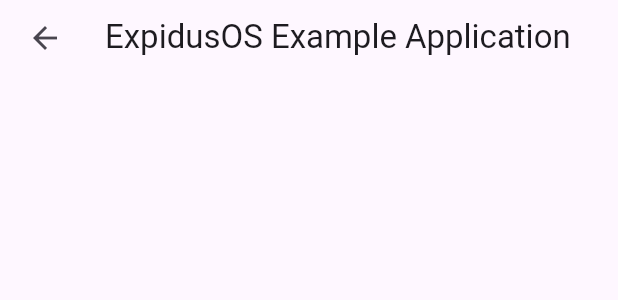
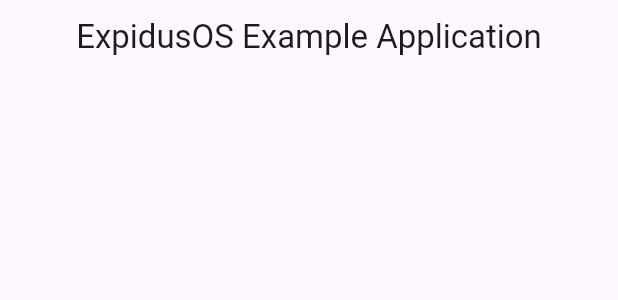
Before and after one commit to ExpidusOS/libexpidus, a Flutter app: the HeaderBar widget shown alone on an empty page, opened directly, on a phone screen of 412 x 824 dp. Shown: the top 300 px of the screen. Run offline on Flutter 3.47's test engine with Material 3 defaults, Android fonts, the phone set to English and light mode, and no system bars; our stand-ins replace google_fonts; missing offline and left inert: adwaita, bitsdojo_window, libadwaita, libadwaita_bitsdojo.

Commit message:
feat(headerbar): hide back button when not needed

```diff
--- a/lib/src/widgets/headerbar.dart
+++ b/lib/src/widgets/headerbar.dart
@@ -82,10 +82,16 @@
     final ScaffoldState? scaffold = Scaffold.maybeOf(context);
     final bool hasDrawer = scaffold?.hasDrawer ?? widget.hasDrawer;
 
+    final ModalRoute<dynamic>? parentRoute = ModalRoute.of(context);
+    final bool useCloseButton =
+        parentRoute is PageRoute<dynamic> && parentRoute.fullscreenDialog;
+
     final windowButtons = <String, Widget?>{
       'menu': hasDrawer
           ? DrawerButton(onPressed: widget.onDrawerToggle)
-          : const BackButton(),
+          : (parentRoute?.impliesAppBarDismissal ?? false && !useCloseButton
+              ? const BackButton()
+              : null),
       'maximize': _showActions
           ? AdwWindowButton(
               nativeControls: true,
```
